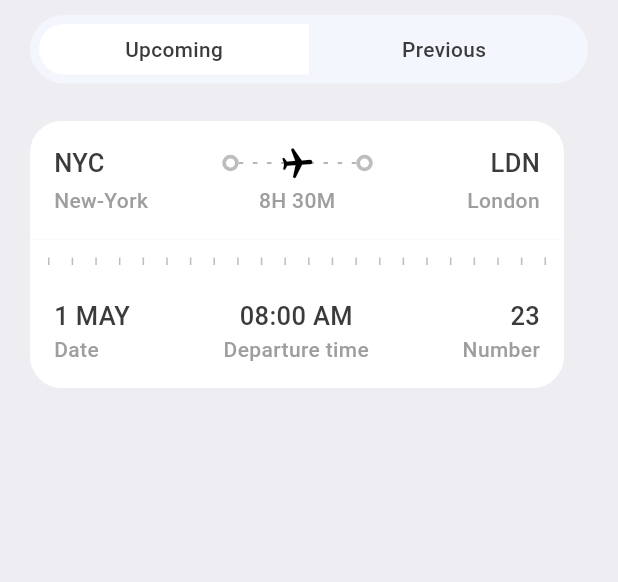
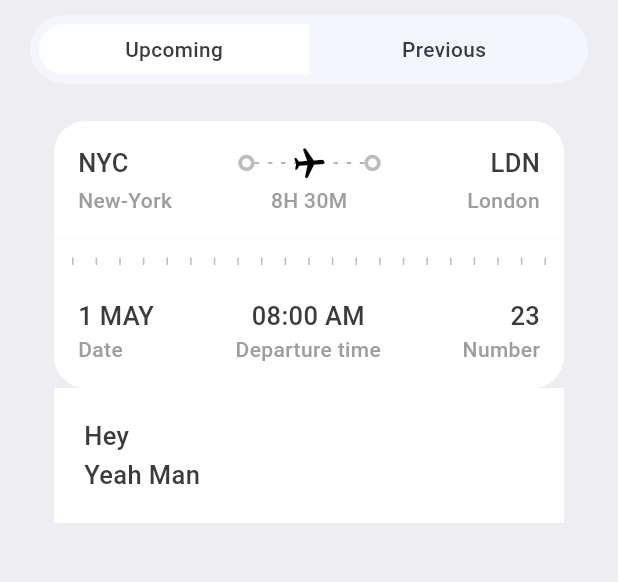
Before and after one commit to HumbleGh/tickets_app, a Flutter app: the TicketScreen screen opened directly, on a phone screen of 412 x 824 dp, the part 165-747 px from its top. Run offline on Flutter 3.47's test engine with Material 2 defaults, Android fonts, the phone set to English and light mode, and no system bars; our stand-ins replace fluentui_system_icons, gap, get.

Commit message:
minor updates

```diff
--- a/lib/widgets/ticket_widget.dart
+++ b/lib/widgets/ticket_widget.dart
@@ -16,9 +16,9 @@ class TicketMain extends StatelessWidget {
 
     return SizedBox(
       width: size.width * 0.85,
-      height: AppLayout.getHeight(180),
+      // height: AppLayout.getHeight(180),
       child: Container(
-        margin: EdgeInsets.only(right: AppLayout.getHeight(16)),
+        margin: const EdgeInsets.fromLTRB(16, 0, 16, 0),
         child: Column(
           children: [
             /*
@@ -139,19 +139,6 @@ class TicketMain extends StatelessWidget {
               color: isColor == null ? Styles.orangeColor : Colors.white,
               child: Row(
                 children: [
-                  // SizedBox(
-                  //   height: AppLayout.getHeight(20),
-                  //   width: AppLayout.getWidth(10),
-                  //   child: DecoratedBox(
-                  //       decoration: BoxDecoration(
-                  //           color: Styles.bgColor,
-                  //           // borderRadius: const BorderRadius.only(
-                  //           //     topRight: Radius.circular(10),
-                  //           //     bottomRight: Radius.circular(10)
-                  //           //     )
-                  //               )
-                  //               ),
-                  // ),
                   Expanded(
                     child: Padding(
                       padding: const EdgeInsets.all(12.0),
@@ -180,16 +167,6 @@ class TicketMain extends StatelessWidget {
                       ),
                     ),
                   ),
-                  // SizedBox(
-                  //   height: AppLayout.getHeight(20),
-                  //   width: AppLayout.getWidth(10),
-                  //   child: DecoratedBox(
-                  //       decoration: BoxDecoration(
-                  //           color: Styles.bgColor,
-                  //           borderRadius: const BorderRadius.only(
-                  //               topLeft: Radius.circular(10),
-                  //               bottomLeft: Radius.circular(10)))),
-                  // )
                 ],
               ),
             ),
@@ -271,6 +248,30 @@ class TicketMain extends StatelessWidget {
                 ],
               ),
             ),
+            Container(
+              padding: EdgeInsets.symmetric(
+                  vertical: AppLayout.getHeight(20),
+                  horizontal: AppLayout.getWidth(20)),
+              color: Colors.white,
+              child: Row(
+                children: [
+                  Column(
+                    crossAxisAlignment: CrossAxisAlignment.start,
+                    children: [
+                      Text(
+                        'Hey',
+                        style: Styles.headLineStyle3,
+                      ),
+                      Gap(AppLayout.getHeight(2)),
+                      Text(
+                        'Yeah Man',
+                        style: Styles.headLineStyle3,
+                      )
+                    ],
+                  )
+                ],
+              ),
+            )
           ],
         ),
       ),
```
